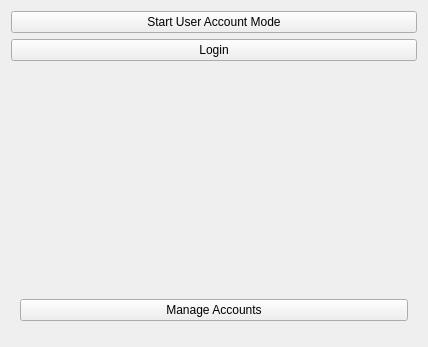
Before: the Qt Designer form OpenLIFULogin/Resources/UI/OpenLIFULogin.ui in OpenwaterHealth/SlicerOpenLIFU, drawn with Qt 5.
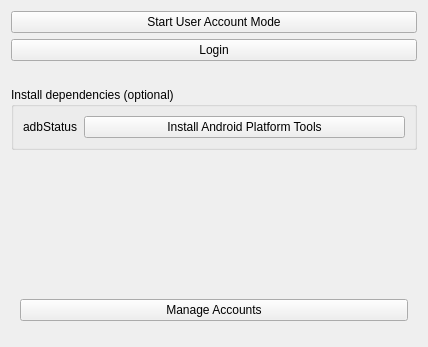
After: the same form once the commit is applied. Custom widgets are drawn as their Qt base class.

Commit message: Add indicator that checks if ADB is installed (#541)

The edit to the form file:
```diff
--- a/OpenLIFULogin/Resources/UI/OpenLIFULogin.ui
+++ b/OpenLIFULogin/Resources/UI/OpenLIFULogin.ui
@@ -44,6 +44,35 @@
      </property>
     </widget>
    </item>
+   <item>
+    <widget class="ctkCollapsibleGroupBox" name="installDependenciesCollapsibleGroupBox">
+     <property name="title">
+      <string>Install dependencies (optional)</string>
+     </property>
+     <layout class="QGridLayout" name="gridLayout_2">
+      <item row="0" column="0">
+       <widget class="QLabel" name="adbStatusIcon">
+        <property name="text">
+         <string>adbStatus</string>
+        </property>
+       </widget>
+      </item>
+      <item row="0" column="1">
+       <widget class="QPushButton" name="installADBPushButton">
+        <property name="sizePolicy">
+         <sizepolicy hsizetype="Minimum" vsizetype="Fixed">
+          <horstretch>2</horstretch>
+          <verstretch>0</verstretch>
+         </sizepolicy>
+        </property>
+        <property name="text">
+         <string>Install Android Platform Tools</string>
+        </property>
+       </widget>
+      </item>
+     </layout>
+    </widget>
+   </item>
    <item>
     <spacer name="verticalSpacer">
      <property name="orientation">
@@ -91,6 +120,12 @@
    <header>qMRMLWidget.h</header>
    <container>1</container>
   </customwidget>
+  <customwidget>
+   <class>ctkCollapsibleGroupBox</class>
+   <extends>QGroupBox</extends>
+   <header>ctkCollapsibleGroupBox.h</header>
+   <container>1</container>
+  </customwidget>
  </customwidgets>
  <resources/>
  <connections/>
```
The commit also changes 1 other file.
